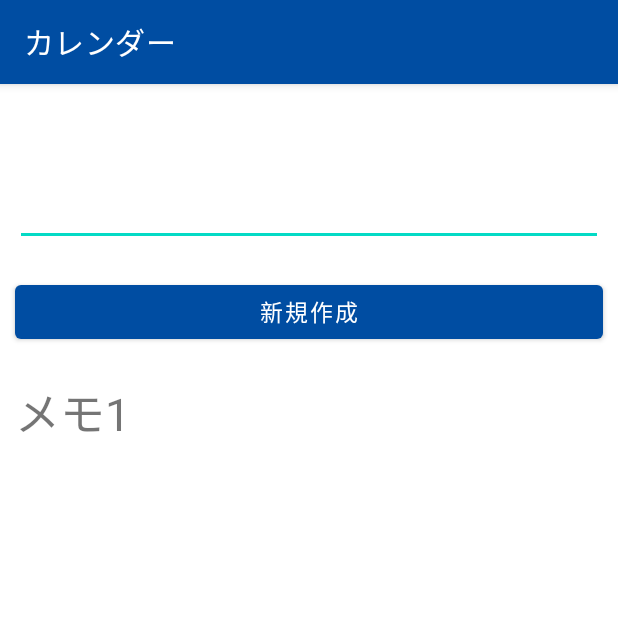
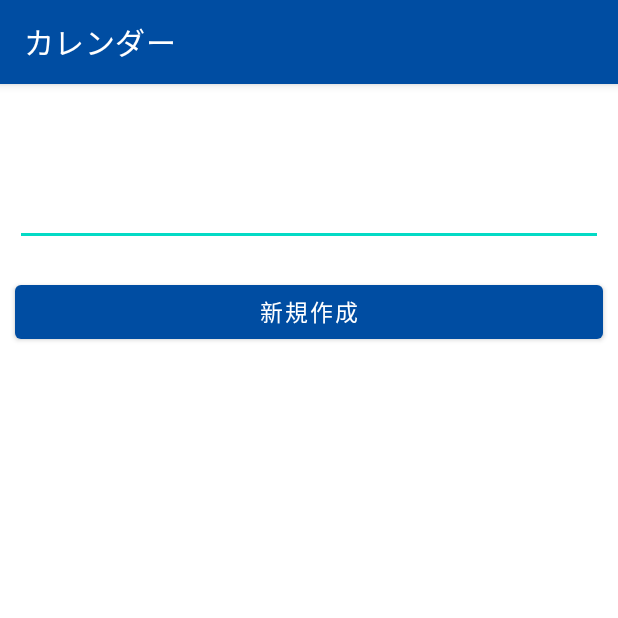
Before and after one commit to NagaJun1/OriginalCalendar, an Android app: the screen it shows after launch (MainActivity), item 3 of the bottom bar chosen, on a phone screen of 412 x 824 dp, the top half of it. Run offline under Robolectric (Android 15) with nearby library versions, the phone set to English and light mode, and no system bars.

Commit message:
メモ一覧表示の実装（日付の紐付きを持たない）
メモの新規作成にバグあり

```diff
--- a/app/src/main/java/com/example/originalcalendar/JsonManagement/JsonMemoListManager.java
+++ b/app/src/main/java/com/example/originalcalendar/JsonManagement/JsonMemoListManager.java
@@ -50,7 +50,7 @@ public class JsonMemoListManager {
         // 既存のメモリストの読み込み
         MemoList memoList = readMemoList(context);
         for(int i = 0;i < memoList.list.size();i++){
-            if(memoList.list.get(i).tag == tag){
+            if(memoList.list.get(i).tag.equals(tag)){
                 // 既存データの中に、重複するデータがある場合は、該当データを削除
                 memoList.list.remove(i);
                 break;
--- a/app/src/main/java/com/example/originalcalendar/MainActivity.java
+++ b/app/src/main/java/com/example/originalcalendar/MainActivity.java
@@ -3,12 +3,15 @@ package com.example.originalcalendar;
 import android.content.Intent;
 import android.os.Bundle;
 import android.view.View;
+import android.widget.Button;
 import android.widget.CalendarView;
 import android.widget.LinearLayout;
 import android.widget.RelativeLayout;
+import android.widget.TextView;
 
 import androidx.appcompat.app.AppCompatActivity;
 
+import com.example.originalcalendar.JsonManagement.JsonMemoListManager;
 import com.google.android.material.bottomnavigation.BottomNavigationView;
 
 public class MainActivity extends AppCompatActivity {
@@ -91,7 +94,61 @@ public class MainActivity extends AppCompatActivity {
      * メモ一覧の表示
      */
     private void setMemoList(){
+        // メモ一覧を表示状態に変更
         setCalendarVisible(false);
+
+        //「新規作成」ボタンの設定
+        setNewMemoButton();
+
+        // メモの格納先（子要素を全部削除）
+        LinearLayout linearLayout = findViewById(R.id.list_in_scroll_view);
+        linearLayout.removeAllViews();
+
+        // tag・memo のペアのリストを取得
+        JsonMemoListManager.MemoList memo_list_in_file
+                = JsonMemoListManager.readMemoList(this);
+        for (int i = 0; i < memo_list_in_file.list.size(); i++) {
+            // list_in_scroll_view に対して、TextView を新規に生成して追加
+            JsonMemoListManager.A_Memo aMemo = memo_list_in_file.list.get(i);
+            linearLayout.addView(createNewTextView(aMemo));
+        }
+    }
+
+    /**
+     * 「新規作成」ボタンのイベント設定
+     */
+    private void setNewMemoButton(){
+        Button btn = findViewById(R.id.btn_add_in_list);
+
+        // ボタン押下時に、メモ編集画面に遷移
+        btn.setOnClickListener(v->{
+            Intent newIntent = new Intent(this, MemoEdit.class);
+            startActivity(newIntent);
+        });
+    }
+
+    /**
+     * 新規に TextView を生成
+     * @param aMemo JsonMemoListManager.A_Memoのオブジェクト
+     * @return 生成した TextView
+     */
+    private TextView createNewTextView(JsonMemoListManager.A_Memo aMemo){
+        TextView textView = new TextView(this);
+        textView.setLayoutParams(new LinearLayout.LayoutParams(
+                LinearLayout.LayoutParams.MATCH_PARENT,
+                LinearLayout.LayoutParams.WRAP_CONTENT
+        ));
+
+        // 生成した TextView に、取得されたメモを保存
+        textView.setText(aMemo.memo.split("\n")[0]);
+
+        // 生成された TextView の押下時に アラーム・メモ編集画面に移行
+        textView.setOnClickListener(v -> {
+            Intent newIntent = new Intent(this, MemoEdit.class);
+            newIntent.putExtra(Common.TAG, aMemo.tag);
+            startActivity(newIntent);
+        });
+        return textView;
     }
 
     /**
@@ -102,7 +159,6 @@ public class MainActivity extends AppCompatActivity {
         if(visible){
             calendarView.setVisibility(View.VISIBLE);
             listLayout.setVisibility(View.INVISIBLE);
-
         } else {
             calendarView.setVisibility(View.INVISIBLE);
             listLayout.setVisibility(View.VISIBLE);
@@ -119,7 +175,7 @@ public class MainActivity extends AppCompatActivity {
                 String strDate = Common.getStrDate(year, month+1, day);
 
                 // メモ編集画面を表示
-                Intent intent = new Intent(calendarView.getContext(), MemoEdit.class);
+                Intent intent = new Intent(this, MemoEdit.class);
                 intent.putExtra(Common.DATE, strDate);
                 startActivity(intent);
             });
--- a/app/src/main/java/com/example/originalcalendar/MemoEdit.java
+++ b/app/src/main/java/com/example/originalcalendar/MemoEdit.java
@@ -304,7 +304,7 @@ public class MemoEdit extends AppCompatActivity {
         }else if (0 < intDayOfWeek){
             // 曜日を使用した場合の処理
             JsonCalendarManager.setMemoDate(this,String.valueOf(intDayOfWeek),strTime,memoText);
-        }else if(strDate!=null){
+        }else{
             // 年月日・曜日に依存しない
             // memo_list.json に保存
             JsonMemoListManager.setMemoList(this, strTag, memoText);
--- a/app/src/main/res/layout/list_layout.xml
+++ b/app/src/main/res/layout/list_layout.xml
@@ -29,17 +29,12 @@
         android:layout_width="match_parent"
         android:layout_height="match_parent">
         <LinearLayout
+            android:id="@+id/list_in_scroll_view"
             android:gravity="top"
             android:orientation="vertical"
             android:layout_margin="@dimen/default_margin"
             android:layout_width="match_parent"
             android:layout_height="wrap_content">
-            <TextView
-                android:id="@+id/element_in_list"
-                android:text="メモ1"
-                android:textSize="@dimen/top_text_size"
-                android:layout_width="match_parent"
-                android:layout_height="wrap_content"/>
         </LinearLayout>
     </ScrollView>
 </RelativeLayout>
```
